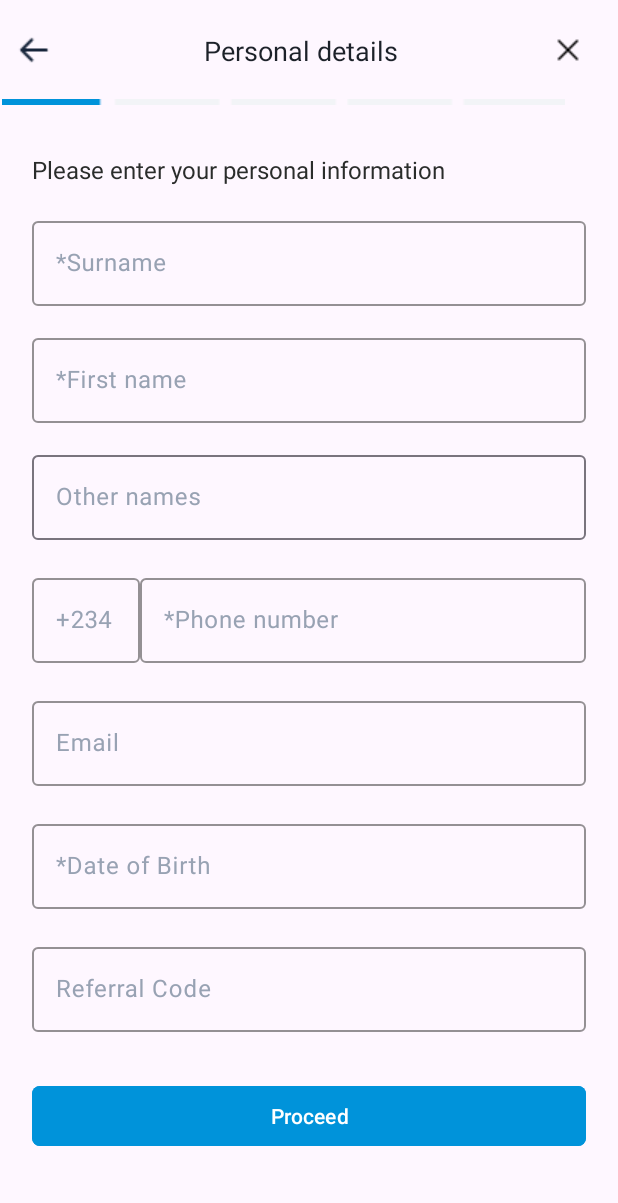
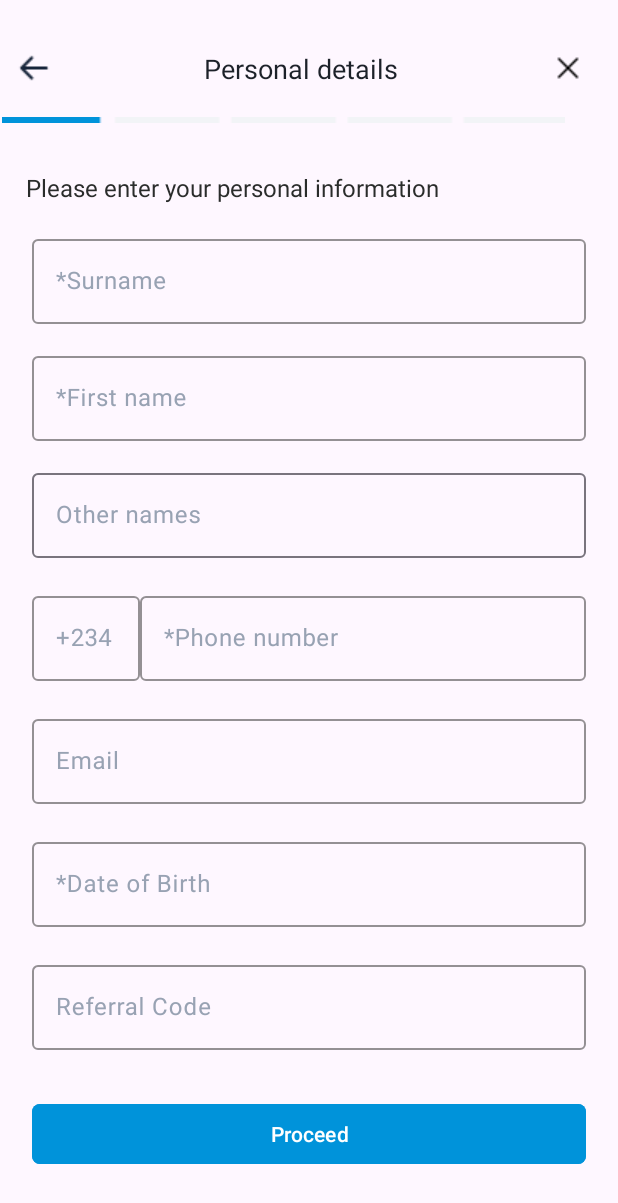
Before and after one commit to thetamaraelaye/NewGroupApplication, an Android app: the SignUpPersonalFragment screen opened through its navigation route, on a phone screen of 412 x 824 dp. Shown: the top 1203 px of the screen. Run offline under Robolectric (Android 15) with nearby library versions, the phone set to English and light mode, and no system bars.

Commit message:
feat (Signuppersonal): fix a spacing issue

```diff
--- a/app/src/main/res/layout/fragment_sign_up_personal.xml
+++ b/app/src/main/res/layout/fragment_sign_up_personal.xml
@@ -12,7 +12,7 @@
         android:layout_width="wrap_content"
         android:layout_height="wrap_content"
         android:layout_marginStart="9dp"
-        android:layout_marginTop="20dp"
+        android:layout_marginTop="32dp"
         android:src="@drawable/sign_up_back_btn"
         app:layout_constraintStart_toStartOf="parent"
         app:layout_constraintTop_toTopOf="parent" />
@@ -50,7 +50,7 @@
         android:id="@+id/textView5"
         android:layout_width="wrap_content"
         android:layout_height="wrap_content"
-        android:layout_marginStart="20dp"
+        android:layout_marginStart="16dp"
         android:layout_marginTop="32dp"
         android:text="Please enter your personal information"
         android:textColor="#2A2C2B"
```
